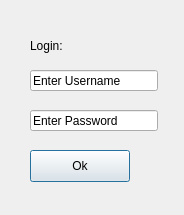
Old version of the form loginwindow.ui in the repository jesseandringa/FlagApp.
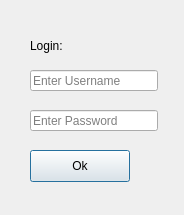
New version of the form.

Commit message: ui refactor for login/signup.  Focus to currentGuess.

What changed in the file:
```diff
--- a/loginwindow.ui
+++ b/loginwindow.ui
@@ -36,6 +36,9 @@
     </rect>
    </property>
    <property name="text">
+    <string/>
+   </property>
+   <property name="placeholderText">
     <string>Enter Password</string>
    </property>
   </widget>
@@ -49,6 +52,9 @@
     </rect>
    </property>
    <property name="text">
+    <string/>
+   </property>
+   <property name="placeholderText">
     <string>Enter Username</string>
    </property>
   </widget>
```
The commit also changes 2 other files.
